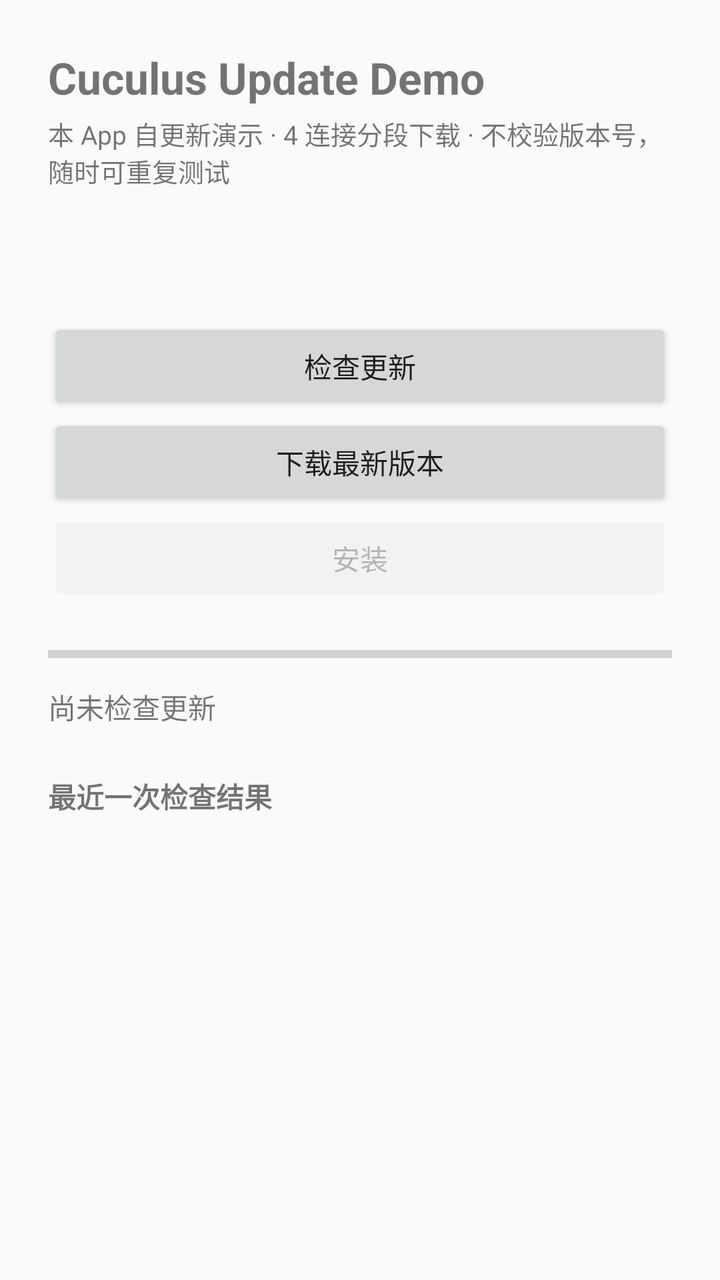
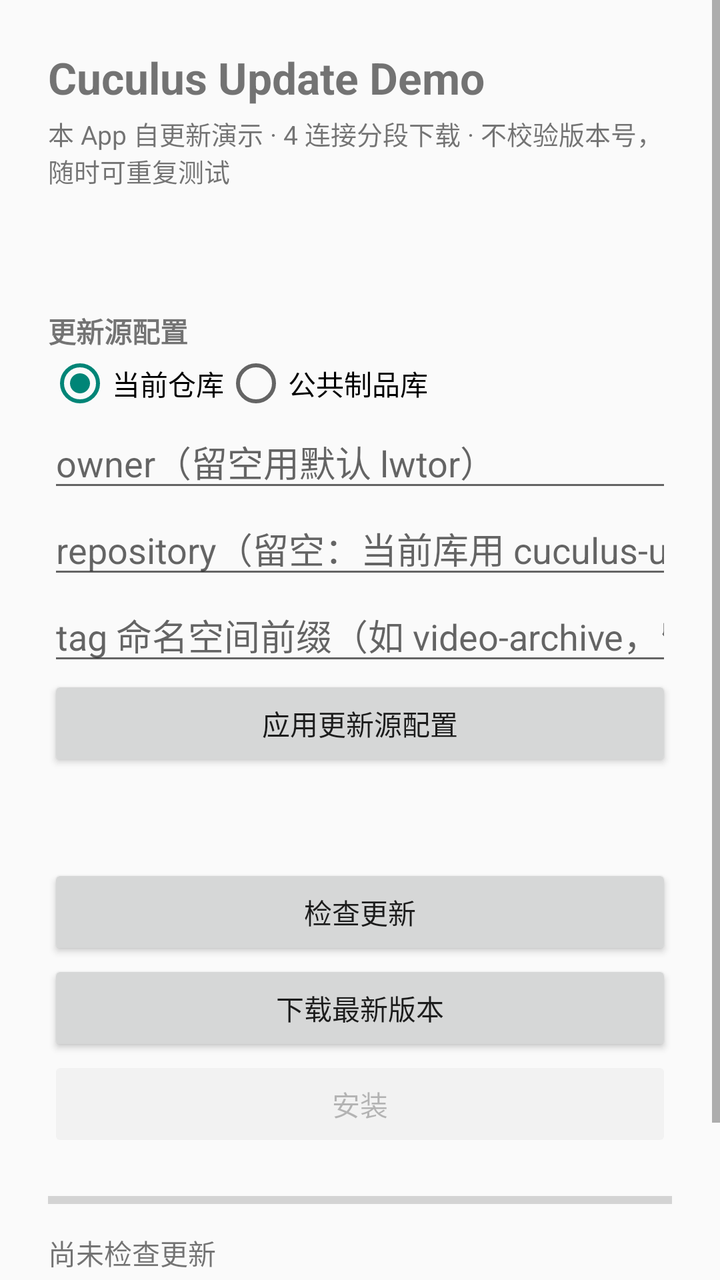

Screens rendered from an Android XML layout before and after an edit, with the pre-edit source and the edit as a unified diff.
<!-- AndroidManifest.xml: application theme DemoTheme -->
<!-- res/layout/activity_main.xml -->
<?xml version="1.0" encoding="utf-8"?>
<ScrollView xmlns:android="http://schemas.android.com/apk/res/android"
    android:id="@+id/root_scroll"
    android:layout_width="match_parent"
    android:layout_height="match_parent"
    android:fillViewport="true">

    <LinearLayout
        android:layout_width="match_parent"
        android:layout_height="wrap_content"
        android:orientation="vertical"
        android:padding="24dp">

        
        <TextView
            android:id="@+id/title_text"
            android:layout_width="match_parent"
            android:layout_height="wrap_content"
            android:text="@string/app_name"
            android:textSize="22sp"
            android:textStyle="bold" />

        <TextView
            android:id="@+id/subtitle_text"
            android:layout_width="match_parent"
            android:layout_height="wrap_content"
            android:layout_marginTop="4dp"
            android:layout_marginBottom="16dp"
            android:text="@string/demo_subtitle"
            android:textSize="13sp" />

        <TextView
            android:id="@+id/version_text"
            android:layout_width="match_parent"
            android:layout_height="wrap_content"
            android:textSize="18sp"
            android:textStyle="bold" />

        <Button
            android:id="@+id/check_button"
            android:layout_width="match_parent"
            android:layout_height="wrap_content"
            android:layout_marginTop="24dp"
            android:text="@string/check_update" />

        
        <Button
            android:id="@+id/download_button"
            android:layout_width="match_parent"
            android:layout_height="wrap_content"
            android:text="@string/download" />

        <Button
            android:id="@+id/install_button"
            android:layout_width="match_parent"
            android:layout_height="wrap_content"
            android:enabled="false"
            android:text="@string/install" />

        <ProgressBar
            android:id="@+id/progress_bar"
            style="?android:attr/progressBarStyleHorizontal"
            android:layout_width="match_parent"
            android:layout_height="wrap_content"
            android:layout_marginTop="16dp"
            android:max="100"
            android:progress="0" />

        <TextView
            android:id="@+id/status_text"
            android:layout_width="match_parent"
            android:layout_height="wrap_content"
            android:layout_marginTop="8dp"
            android:text="@string/status_idle" />

        <TextView
            android:layout_width="match_parent"
            android:layout_height="wrap_content"
            android:layout_marginTop="24dp"
            android:text="@string/log_label"
            android:textStyle="bold" />

        <TextView
            android:id="@+id/log_text"
            android:layout_width="match_parent"
            android:layout_height="wrap_content"
            android:layout_marginTop="8dp"
            android:fontFamily="monospace"
            android:textIsSelectable="true"
            android:textSize="12sp" />
    </LinearLayout>
</ScrollView>
<!-- resources referenced by this layout -->
<resources>
  <string name="app_name">Cuculus Update Demo</string>
  <string name="check_update">检查更新</string>
  <string name="demo_subtitle">本 App 自更新演示 · 4 连接分段下载 · 不校验版本号，随时可重复测试</string>
  <string name="download">下载最新版本</string>
  <string name="install">安装</string>
  <string name="log_label">最近一次检查结果</string>
  <string name="status_idle">尚未检查更新</string>
  <style name="DemoTheme" parent="@android:style/Theme.Material.Light.NoActionBar">
          <item name="android:windowDrawsSystemBarBackgrounds">true</item>
          <item name="android:statusBarColor">@android:color/transparent</item>
          <item name="android:navigationBarColor">@android:color/transparent</item>
          <item name="android:windowLightStatusBar">true</item>
      </style>
</resources>

<!-- the commit's change to res/layout/activity_main.xml (unified diff, before → after) -->
@@ -35,6 +35,68 @@
             android:layout_height="wrap_content"
             android:textSize="18sp"
             android:textStyle="bold" />
+
+        
+        <TextView
+            android:layout_width="match_parent"
+            android:layout_height="wrap_content"
+            android:layout_marginTop="20dp"
+            android:text="@string/source_config_label"
+            android:textStyle="bold" />
+
+        <RadioGroup
+            android:id="@+id/source_mode_group"
+            android:layout_width="match_parent"
+            android:layout_height="wrap_content"
+            android:orientation="horizontal">
+
+            <RadioButton
+                android:id="@+id/source_mode_current"
+                android:layout_width="wrap_content"
+                android:layout_height="wrap_content"
+                android:checked="true"
+                android:text="@string/source_current" />
+
+            <RadioButton
+                android:id="@+id/source_mode_artifact"
+                android:layout_width="wrap_content"
+                android:layout_height="wrap_content"
+                android:text="@string/source_artifact" />
+        </RadioGroup>
+
+        <EditText
+            android:id="@+id/owner_input"
+            android:layout_width="match_parent"
+            android:layout_height="wrap_content"
+            android:hint="@string/hint_owner"
+            android:inputType="text" />
+
+        <EditText
+            android:id="@+id/repo_input"
+            android:layout_width="match_parent"
+            android:layout_height="wrap_content"
+            android:hint="@string/hint_repo"
+            android:inputType="text" />
+
+        <EditText
+            android:id="@+id/namespace_input"
+            android:layout_width="match_parent"
+            android:layout_height="wrap_content"
+            android:hint="@string/hint_namespace"
+            android:inputType="text" />
+
+        <Button
+            android:id="@+id/apply_source_button"
+            android:layout_width="match_parent"
+            android:layout_height="wrap_content"
+            android:text="@string/apply_source" />
+
+        <TextView
+            android:id="@+id/source_summary_text"
+            android:layout_width="match_parent"
+            android:layout_height="wrap_content"
+            android:layout_marginTop="6dp"
+            android:textSize="12sp" />
 
         <Button
             android:id="@+id/check_button"
<!-- resource entries referenced after the edit -->
@@ -1,11 +1,18 @@
 <!-- resources referenced by this layout -->
 <resources>
   <string name="app_name">Cuculus Update Demo</string>
+  <string name="apply_source">应用更新源配置</string>
   <string name="check_update">检查更新</string>
   <string name="demo_subtitle">本 App 自更新演示 · 4 连接分段下载 · 不校验版本号，随时可重复测试</string>
   <string name="download">下载最新版本</string>
+  <string name="hint_namespace">tag 命名空间前缀（如 video-archive，留空用 repository）</string>
+  <string name="hint_owner">owner（留空用默认 lwtor）</string>
+  <string name="hint_repo">repository（留空：当前库用 cuculus-update；制品库用默认公共库）</string>
   <string name="install">安装</string>
   <string name="log_label">最近一次检查结果</string>
+  <string name="source_artifact">公共制品库</string>
+  <string name="source_config_label">更新源配置</string>
+  <string name="source_current">当前仓库</string>
   <string name="status_idle">尚未检查更新</string>
   <style name="DemoTheme" parent="@android:style/Theme.Material.Light.NoActionBar">
           <item name="android:windowDrawsSystemBarBackgrounds">true</item>
